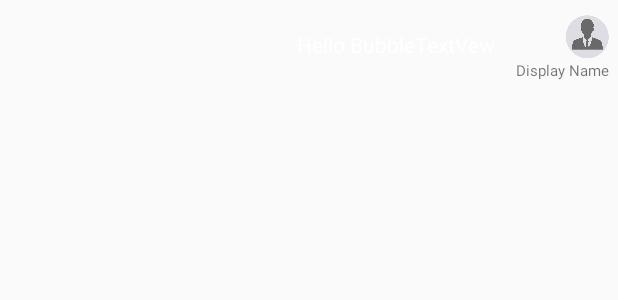
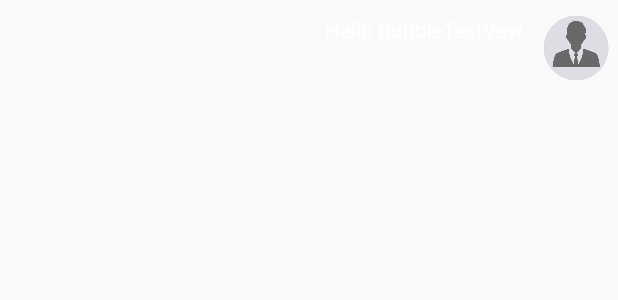
Before and after one commit to arsalan1212/WebSolutionSEOUpdated, an Android app: the layout chat_single_row_right.xml on its own in the app's theme, with its tools: preview values and no code run, on a phone screen of 412 x 824 dp. Shown: the top 300 px of the screen. Run offline under Robolectric (Android 15) with nearby library versions, the phone set to English and light mode, and no system bars; plain views replace BubbleTextView; network calls fail.

Commit message:
type indicator and chat user profile and display name done

```diff
--- a/app/src/main/res/layout/chat_single_row_right.xml
+++ b/app/src/main/res/layout/chat_single_row_right.xml
@@ -14,24 +14,19 @@
         android:layout_marginRight="6dp">
 
         <de.hdodenhof.circleimageview.CircleImageView
-            android:layout_width="30dp"
-            android:layout_height="30dp"
+            android:layout_width="45dp"
+            android:layout_height="45dp"
             android:src="@drawable/avatar_default"
             android:id="@+id/chatUserProfileRightSide"
             android:layout_gravity="right"/>
-
-        <TextView
-            android:layout_width="wrap_content"
-            android:layout_height="wrap_content"
-            android:text="Display Name"
-            android:id="@+id/chatUserDisplayNameRight"
-            android:textSize="10sp"/>
     </LinearLayout>
     <com.github.library.bubbleview.BubbleTextView
         android:layout_width="wrap_content"
         android:layout_height="wrap_content"
         android:text="Hello BubbleTextVew"
-        android:padding="10dp"
+        android:paddingLeft="10dp"
+        android:paddingRight="10dp"
+        android:paddingBottom="10dp"
         android:textColor="@android:color/white"
         app:arrowWidth="8dp"
         app:angle="8dp"
@@ -42,7 +37,7 @@
         app:bubbleColor="#7EC0EE"
         android:layout_marginTop="10dp"
         android:layout_toLeftOf="@id/layout_chatUserProfileRight"
-        android:layout_marginRight="4dp"
         android:layout_marginLeft="8dp"
+        android:layout_marginRight="2dp"
         android:id="@+id/messageBubbleRight"/>
 </RelativeLayout>
```
Also changed, not shown: app/src/main/AndroidManifest.xml (+6 -2 lines), app/src/main/java/com/example/arsalankhan/websolutionseo/Adapter/ChatAdapter.java (+18 -10 lines), app/src/main/java/com/example/arsalankhan/websolutionseo/InterstitialAdService.java (added, +46 -0 lines), app/src/main/java/com/example/arsalankhan/websolutionseo/SingleVideoActivity.java (+33 -4 lines), app/src/main/res/layout/activity_single_video.xml (+20 -6 lines), app/src/main/res/layout/chat_single_row_left.xml (+6 -10 lines).
